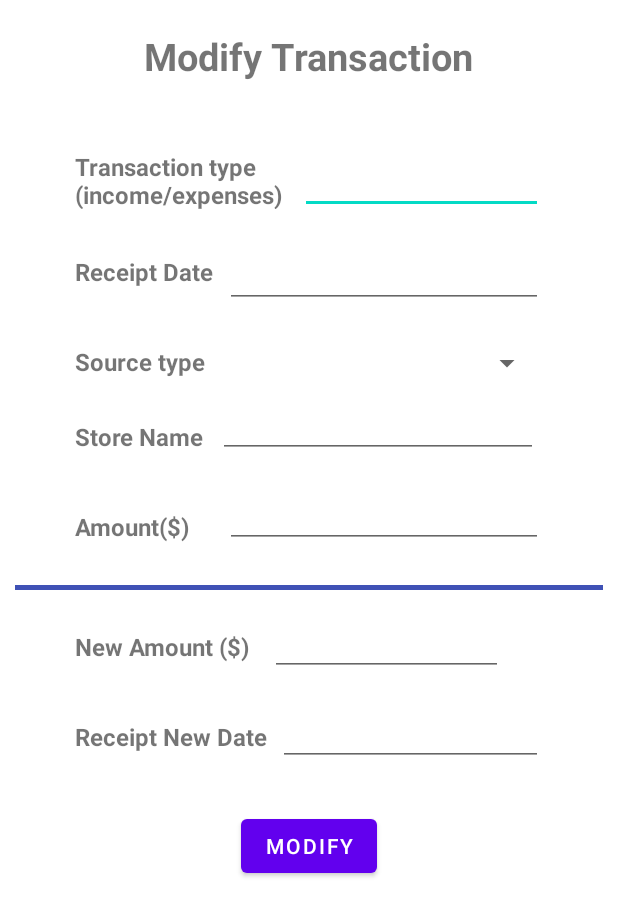
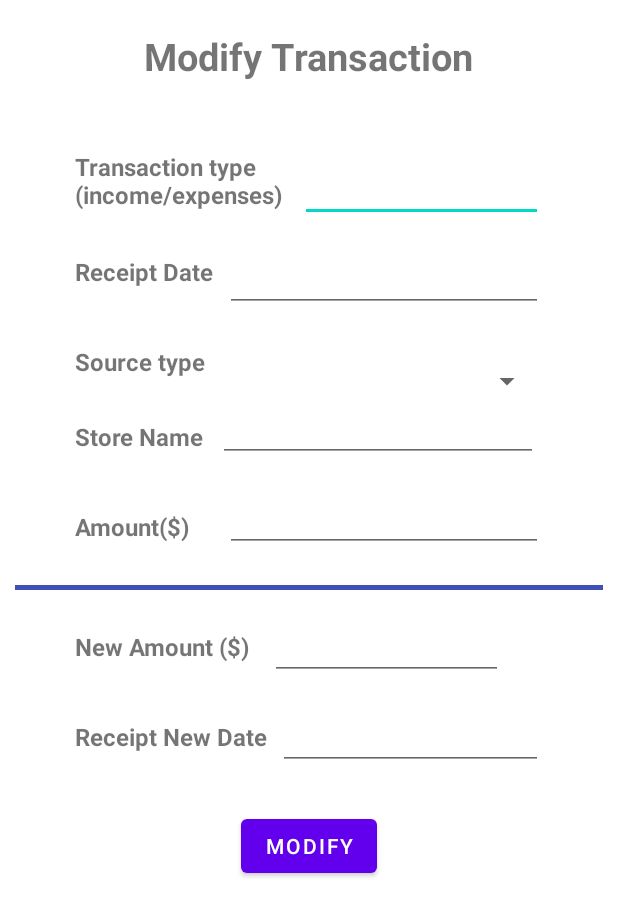
Before and after one commit to Sangel96/MoMoneyNoProblem, an Android app: the layout activity_modify_transaction.xml on its own in the app's theme, with its tools: preview values and no code run, on a phone screen of 412 x 824 dp. Shown: the top 916 px of the screen. Run offline under Robolectric (Android 15) with nearby library versions, the phone set to English and light mode, and no system bars; Roboto replaces fonts that are not available here.

```diff
--- a/app/build.gradle
+++ b/app/build.gradle
@@ -53,6 +53,9 @@ dependencies {
     //implementation 'com.google.android.gms:play-services-mlkit-text-recognition-common:16.2.0'
     //implementation 'com.google.firebase:firebase-ml-vision:24.1.0'
     implementation 'androidx.camera:camera-core:1.1.0-alpha08'
+    implementation 'com.google.firebase:firebase-messaging:21.1.0'
+    implementation 'androidx.navigation:navigation-fragment:2.3.5'
+    implementation 'androidx.navigation:navigation-ui:2.3.5'
     //implementation 'com.google.firebase:firebase-ml-vision:24.1.0'
     //implementation 'com.google.firebase:firebase-core:19.0.0'
     //
--- a/app/src/main/java/com/example/momoneynoproblem/Login/ForgotPassword.java
+++ b/app/src/main/java/com/example/momoneynoproblem/Login/ForgotPassword.java
@@ -13,6 +13,7 @@ import android.widget.Toast;
 import androidx.annotation.NonNull;
 import androidx.appcompat.app.AppCompatActivity;
 
+//import com.example.momoneynoproblem.Main;
 import com.example.momoneynoproblem.MainActivity;
 import com.example.momoneynoproblem.R;
 import com.example.momoneynoproblem.UserSignUp.UserSignUp;
--- a/app/src/main/java/com/example/momoneynoproblem/UserSignUp/UserSignUp.java
+++ b/app/src/main/java/com/example/momoneynoproblem/UserSignUp/UserSignUp.java
@@ -14,7 +14,7 @@ import androidx.appcompat.app.AppCompatActivity;
 
 import com.example.momoneynoproblem.Login.Login;
 import com.example.momoneynoproblem.R;
-
+import com.example.momoneynoproblem.UserSignUp.User;
 import com.google.android.gms.tasks.OnCompleteListener;
 import com.google.android.gms.tasks.Task;
 import com.google.android.material.textfield.TextInputEditText;
--- a/app/src/main/res/layout/activity_modify_transaction.xml
+++ b/app/src/main/res/layout/activity_modify_transaction.xml
@@ -41,8 +41,10 @@
             android:layout_marginTop="100dp"
             android:layout_marginEnd="50dp"
             android:ems="10"
+            android:minHeight="48dp"
             android:textSize="16sp"
-            android:textStyle="bold" />
+            android:textStyle="bold"
+            tools:ignore="SpeakableTextPresentCheck" />
 
 
         <TextView
@@ -63,7 +65,9 @@
             android:layout_marginStart="150dp"
             android:layout_marginTop="230dp"
             android:layout_marginEnd="50dp"
-            android:textSize="16sp" />
+            android:minHeight="48dp"
+            android:textSize="16sp"
+            tools:ignore="SpeakableTextPresentCheck" />
 
         <TextView
             android:id="@+id/txtStoreName"
@@ -82,7 +86,9 @@
             android:layout_marginStart="145dp"
             android:layout_marginTop="260dp"
             android:layout_marginEnd="50dp"
-            android:ems="10" />
+            android:ems="10"
+            android:minHeight="48dp"
+            tools:ignore="SpeakableTextPresentCheck" />
 
 
         <Button
@@ -112,7 +118,9 @@
             android:layout_marginTop="405dp"
             android:layout_marginEnd="50dp"
             android:ems="10"
-            android:inputType="number" />
+            android:inputType="number"
+            android:minHeight="48dp"
+            tools:ignore="SpeakableTextPresentCheck" />
 
         <TextView
             android:id="@+id/txtAmount"
@@ -120,7 +128,7 @@
             android:layout_height="wrap_content"
             android:layout_marginStart="50dp"
             android:layout_marginTop="340dp"
-            android:text="Amount($)"
+            android:text="@string/amount"
             android:textSize="16sp"
             android:textStyle="bold" />
 
@@ -132,7 +140,9 @@
             android:layout_marginTop="320dp"
             android:layout_marginEnd="50dp"
             android:ems="10"
-            android:inputType="number"/>
+            android:inputType="number"
+            android:minHeight="48dp"
+            tools:ignore="SpeakableTextPresentCheck" />
 
 
         <TextView
@@ -153,13 +163,15 @@
             android:layout_marginTop="160dp"
             android:layout_marginEnd="50dp"
             android:ems="10"
-            android:inputType="date" />
+            android:inputType="date"
+            android:minHeight="48dp"
+            tools:ignore="SpeakableTextPresentCheck" />
 
         <View
             android:layout_width="match_parent"
             android:layout_height="3dp"
             android:layout_centerHorizontal="true"
-            android:layout_marginLeft="20dp"
+            android:layout_marginStart="20dp"
             android:layout_marginTop="390dp"
             android:background="#3F51B5" />
 
@@ -181,7 +193,9 @@
             android:layout_marginTop="465dp"
             android:layout_marginEnd="50dp"
             android:ems="10"
-            android:inputType="date" />
+            android:inputType="date"
+            android:minHeight="48dp"
+            tools:ignore="SpeakableTextPresentCheck" />
 
 
     </RelativeLayout>
--- a/app/src/main/res/values-land/dimens.xml
+++ b/app/src/main/res/values-land/dimens.xml
@@ -1,3 +1,4 @@
 <resources>
  <dimen name="activity_horizontal_margin">48dp</dimen>
+    <dimen name="fab_margin">48dp</dimen>
 </resources>
--- a/app/src/main/res/values-w1240dp/dimens.xml
+++ b/app/src/main/res/values-w1240dp/dimens.xml
@@ -1,3 +1,4 @@
 <resources>
  <dimen name="activity_horizontal_margin">200dp</dimen>
+    <dimen name="fab_margin">200dp</dimen>
 </resources>
--- a/app/src/main/res/values-w600dp/dimens.xml
+++ b/app/src/main/res/values-w600dp/dimens.xml
@@ -1,3 +1,4 @@
 <resources>
  <dimen name="activity_horizontal_margin">48dp</dimen>
+    <dimen name="fab_margin">48dp</dimen>
 </resources>
--- a/app/src/main/res/values/dimens.xml
+++ b/app/src/main/res/values/dimens.xml
@@ -2,4 +2,5 @@
     <!-- Default screen margins, per the Android Design guidelines. -->
  <dimen name="activity_horizontal_margin">16dp</dimen>
  <dimen name="activity_vertical_margin">16dp</dimen>
+    <dimen name="fab_margin">16dp</dimen>
 </resources>
```
Also changed, not shown: app/src/main/AndroidManifest.xml (+10 -3 lines), app/src/main/java/com/example/momoneynoproblem/Transaction/AddTransaction.java (+7 -2 lines), app/src/main/java/com/example/momoneynoproblem/Transaction/deleteTransaction.java (added, +80 -0 lines), app/src/main/res/layout/activity_delete_transaction.xml (added, +62 -0 lines), app/src/main/res/values/strings.xml (+13 -0 lines), app/src/main/res/values/themes.xml (+7 -0 lines).
